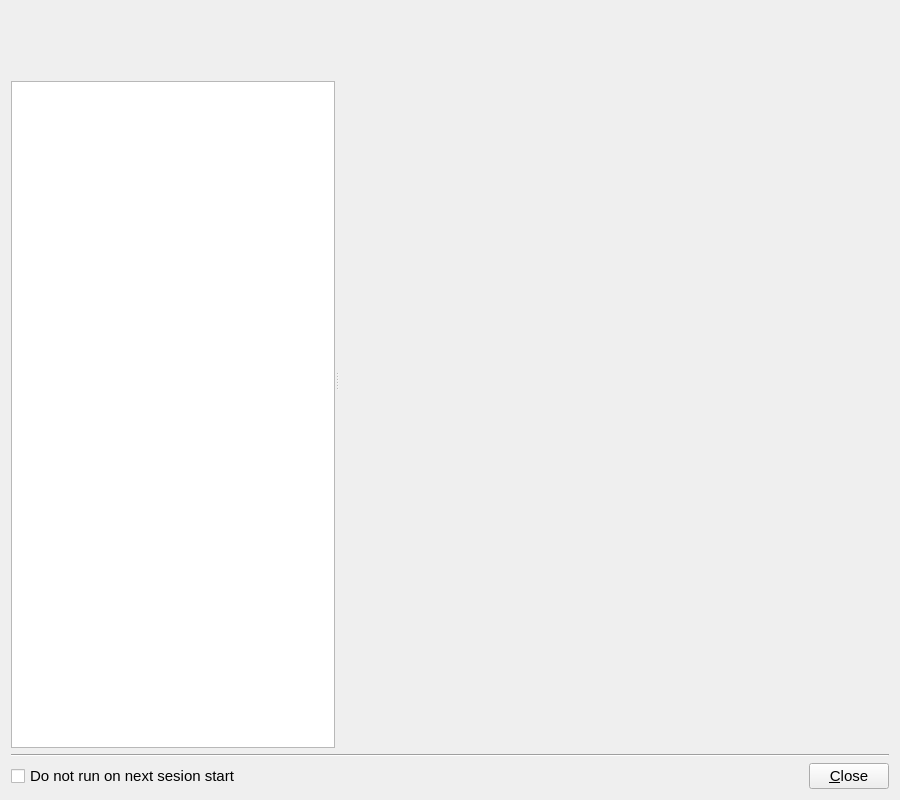
sibskull/altcenter, file ui_mainwindow.ui: the form before one commit.
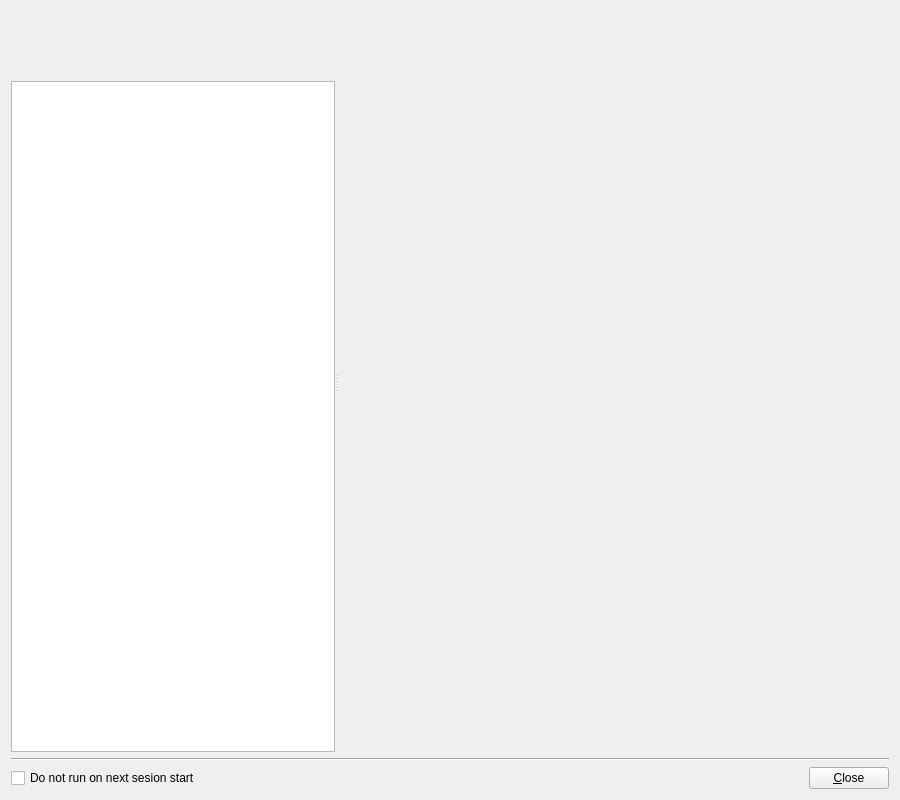
The form after the commit. Icons and pictures are not drawn.

Commit message: Remove hardcoded font size in main window

```diff
--- a/ui_mainwindow.ui
+++ b/ui_mainwindow.ui
@@ -16,11 +16,6 @@
     <height>800</height>
    </size>
   </property>
-  <property name="font">
-   <font>
-    <pointsize>11</pointsize>
-   </font>
-  </property>
   <property name="windowTitle">
    <string>ALT Center</string>
   </property>
```
The commit also changes 1 other file.
